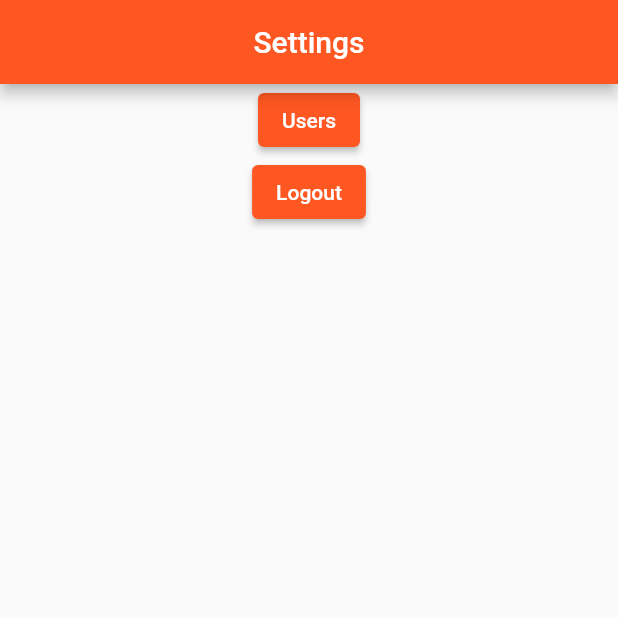
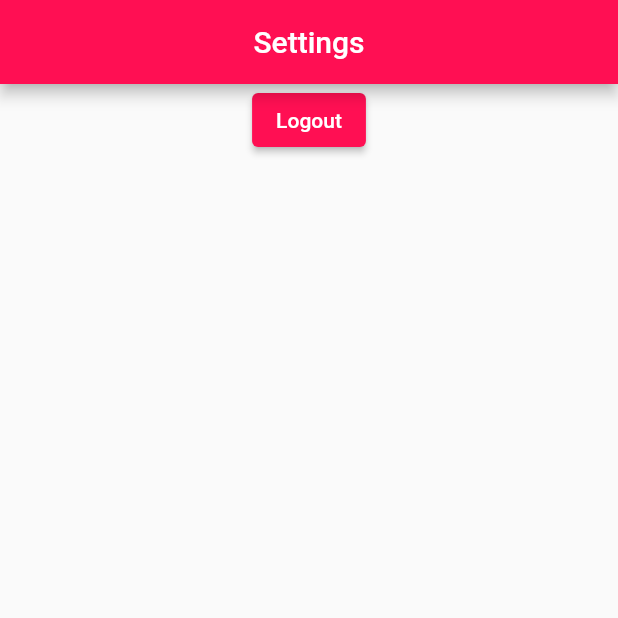
Before and after one commit to chris-corbett/wetra_app, a Flutter app: the SettingScreen screen opened directly, on a phone screen of 412 x 824 dp, the top half of it. Run offline on Flutter 3.47's test engine with Material 2 defaults, Android fonts, the phone set to English and light mode, and no system bars; our stand-ins replace table_calendar; accounts and stored records are empty; network calls fail.

```diff
--- /dev/null
+++ b/lib/custom_classes/custom_color.dart
@@ -0,0 +1,14 @@
+import 'dart:ui';
+
+Map<int, Color> color = {
+  50: const Color.fromRGBO(4, 131, 184, .1),
+  100: const Color.fromRGBO(4, 131, 184, .2),
+  200: const Color.fromRGBO(4, 131, 184, .3),
+  300: const Color.fromRGBO(4, 131, 184, .4),
+  400: const Color.fromRGBO(4, 131, 184, .5),
+  500: const Color.fromRGBO(4, 131, 184, .6),
+  600: const Color.fromRGBO(4, 131, 184, .7),
+  700: const Color.fromRGBO(4, 131, 184, .8),
+  800: const Color.fromRGBO(4, 131, 184, .9),
+  900: const Color.fromRGBO(4, 131, 184, 1),
+};
--- a/lib/main.dart
+++ b/lib/main.dart
@@ -1,6 +1,7 @@
 import 'package:flutter/material.dart';
 
 import 'Authentication_pages/login_screen.dart';
+import 'custom_classes/custom_color.dart';
 
 void main() {
   runApp(const MyApp());
@@ -24,7 +25,7 @@ class MyApp extends StatelessWidget {
         // or simply save your changes to "hot reload" in a Flutter IDE).
         // Notice that the counter didn't reset back to zero; the application
         // is not restarted.
-        primarySwatch: Colors.deepOrange,
+        primarySwatch: MaterialColor(0xFFFF0F53, color),
       ),
       home: const LoginScreen(),
     );
--- a/lib/pages/bottom_nav_bar.dart
+++ b/lib/pages/bottom_nav_bar.dart
@@ -1,4 +1,5 @@
 import 'package:flutter/material.dart';
+import 'package:wetra_app/custom_classes/custom_color.dart';
 
 import 'chat_screen.dart';
 import 'file_screen.dart';
@@ -35,7 +36,7 @@ class _HomeScreenState extends State<HomeScreen> {
       ),
       bottomNavigationBar: BottomNavigationBar(
         type: BottomNavigationBarType.fixed,
-        backgroundColor: const Color.fromRGBO(203, 12, 66, 1),
+        backgroundColor: MaterialColor(0xFFFF0F53, color),
         selectedItemColor: Colors.white,
         unselectedItemColor: Colors.white70,
         iconSize: 30,
--- a/lib/pages/setting_screen.dart
+++ b/lib/pages/setting_screen.dart
@@ -1,5 +1,6 @@
 import 'package:flutter/material.dart';
 import 'package:wetra_app/Authentication_pages/login_screen.dart';
+import 'package:wetra_app/custom_classes/user.dart';
 import 'package:wetra_app/pages/users_screen.dart';
 
 class SettingScreen extends StatefulWidget {
@@ -21,7 +22,8 @@ class _SettingScreenState extends State<SettingScreen> {
         body: Center(
             child: Column(
           children: [
-            ElevatedButton(
+            Visibility(
+              child: ElevatedButton(
                   child: const Text('Users'),
                   onPressed: () {
                     Navigator.push(
@@ -29,6 +31,8 @@ class _SettingScreenState extends State<SettingScreen> {
                         MaterialPageRoute(
                             builder: (context) => const UsersScreen()));
                   }),
+              visible: User.getUser().user.isAdmin == 0 ? false : true,
+            ),
             ElevatedButton(
               child: const Text('Logout'),
               onPressed: () {
```
Also changed, not shown: lib/pages/schedule_screen.dart (+78 -5 lines). Lines whose indentation alone changed are shown as unchanged.
